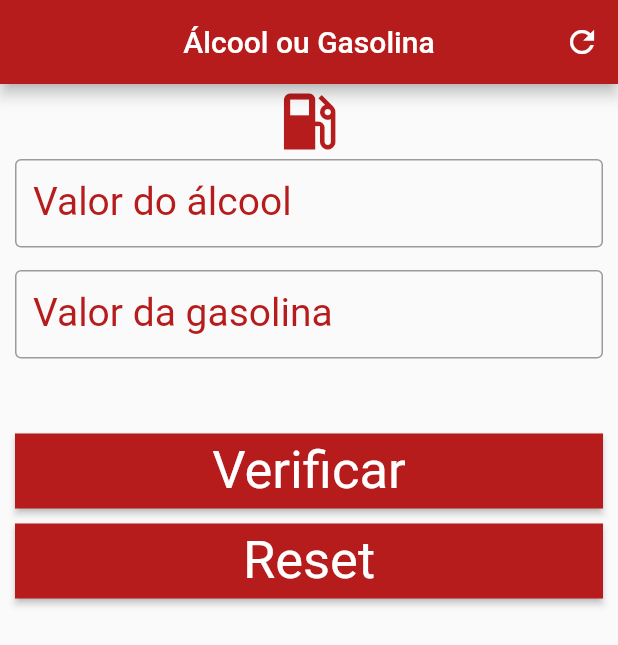
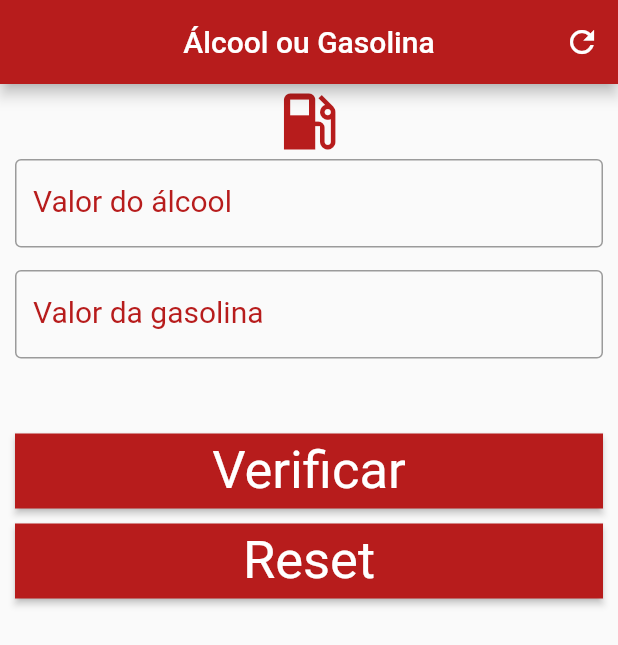
Before and after one commit to giovane-f16/Flutter_combustivel, a Flutter app: the screen it shows after launch, on a phone screen of 412 x 824 dp. Shown: the top 645 px of the screen. Run offline on Flutter 3.47's test engine with Material 2 defaults, Android fonts, the phone set to English and light mode, and no system bars.

Commit message:
Tamanho do campo de texto

```diff
--- a/primeira_aplicacao/lib/main.dart
+++ b/primeira_aplicacao/lib/main.dart
@@ -99,7 +99,7 @@ class _HomeState extends State<Home> {
                       labelText: 'Valor do álcool',
                       border: OutlineInputBorder(),
                       labelStyle:
-                          TextStyle(color: Colors.red[900], fontSize: 26.00)),
+                          TextStyle(color: Colors.red[900], fontSize: 20.00)),
                 ),
 
                 //Comando para dar espaço entre os campos de texto
@@ -113,7 +113,7 @@ class _HomeState extends State<Home> {
                       labelText: 'Valor da gasolina',
                       border: OutlineInputBorder(),
                       labelStyle:
-                          TextStyle(color: Colors.red[900], fontSize: 26.00)),
+                          TextStyle(color: Colors.red[900], fontSize: 20.00)),
                 ),
 
                 // Vamos criar o botão para calcular
```
